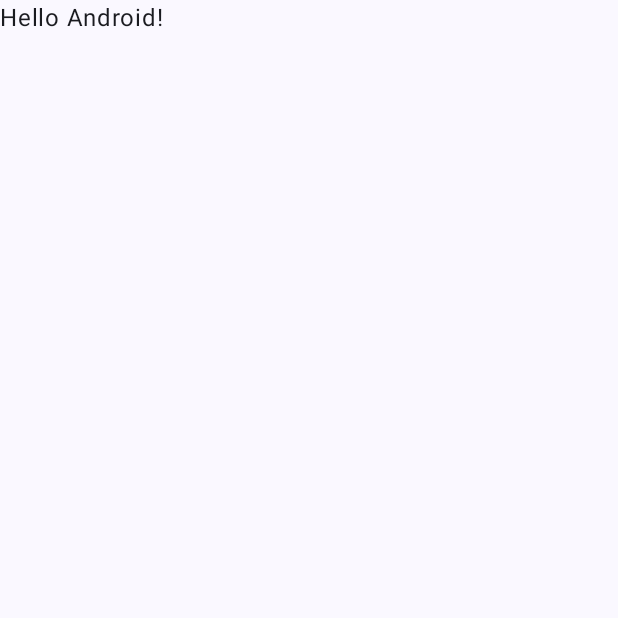
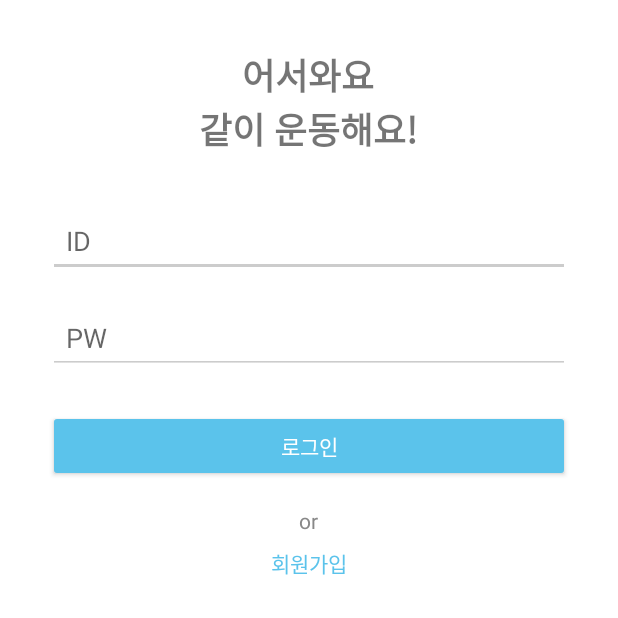
Before and after one commit to Chang-EE/BeingGood, an Android app built with Jetpack Compose: the screen it shows after launch (MainActivity before the commit, LoginActivity after it), on a phone screen of 412 x 824 dp, the top half of it. Before the commit the part shown is almost empty. Run offline under Robolectric (Android 15) with nearby library versions, the phone set to English and light mode, and no system bars.

Commit message:
splash_login_main

```diff
--- a/app/build.gradle.kts
+++ b/app/build.gradle.kts
@@ -49,6 +49,7 @@ dependencies {
     implementation(libs.androidx.ui.graphics)
     implementation(libs.androidx.ui.tooling.preview)
     implementation(libs.androidx.material3)
+    implementation(libs.androidx.appcompat)
     testImplementation(libs.junit)
     androidTestImplementation(libs.androidx.junit)
     androidTestImplementation(libs.androidx.espresso.core)
--- /dev/null
+++ b/app/src/main/java/com/example/beinggood/LoginActivity.kt
@@ -0,0 +1,24 @@
+package com.example.beinggood
+
+import android.content.Intent
+import android.os.Bundle
+import android.widget.Button
+import androidx.appcompat.app.AppCompatActivity
+
+class LoginActivity : AppCompatActivity() {
+    override fun onCreate(savedInstanceState: Bundle?){
+        super.onCreate(savedInstanceState)
+
+        setContentView(R.layout.activity_login)
+
+        // 나중에 여기에 로그인 처리 로직 붙이기
+
+        //일단 테스트용 넘어가기
+        val loginButton: Button = findViewById(R.id.buttonLogin)
+        loginButton.setOnClickListener {
+            val intent = Intent(this, MainActivity::class.java)
+            startActivity(intent)
+            finish()
+        }
+    }
+}
--- /dev/null
+++ b/app/src/main/java/com/example/beinggood/SplashActivity.kt
@@ -0,0 +1,25 @@
+package com.example.beinggood
+
+import android.content.Intent
+import android.os.Bundle
+import android.os.Handler
+import android.os.Looper
+import androidx.appcompat.app.AppCompatActivity
+
+// 앱 시작 시 가장 먼저 실행되는 화면
+class SplashActivity : AppCompatActivity() {
+
+    override fun onCreate(savedInstanceState: Bundle?){
+        super.onCreate(savedInstanceState)
+
+        //activity_splash.xml를 이 activity에 연결
+        setContentView(R.layout.activity_splash)
+
+        //handler를 통해 3초 후 다음 화면으로 이동
+        Handler(Looper.getMainLooper()).postDelayed({
+            val intent = Intent(this, LoginActivity::class.java)
+            startActivity(intent) //화면전환
+            finish() //이 액티비티는 종료. 뒤로가기를 해도 못돌아옴
+        }, 3000) //3000ms = 3sec
+    }
+}
--- /dev/null
+++ b/app/src/main/res/layout/activity_login.xml
@@ -0,0 +1,69 @@
+<?xml version="1.0" encoding="utf-8"?>
+<LinearLayout xmlns:android="http://schemas.android.com/apk/res/android"
+    android:layout_width="match_parent"
+    android:layout_height="match_parent"
+    android:orientation="vertical"
+    android:gravity="center_horizontal"
+    android:padding="32dp"
+    android:background="@android:color/white">
+
+    <!-- 인삿말 텍스트 -->
+    <TextView
+        android:id="@+id/textWelcome"
+        android:layout_width="wrap_content"
+        android:layout_height="wrap_content"
+        android:text="어서와요\n같이 운동해요!"
+        android:textSize="24sp"
+        android:textStyle="bold"
+        android:gravity="center"
+        android:layout_marginBottom="32dp" />
+
+    <!-- ID 입력 -->
+    <EditText
+        android:id="@+id/editTextId"
+        android:layout_width="match_parent"
+        android:layout_height="wrap_content"
+        android:hint="ID"
+        android:backgroundTint="#CCCCCC"
+        android:padding="12dp" />
+
+    <!-- PW 입력 -->
+    <EditText
+        android:id="@+id/editTextPw"
+        android:layout_width="match_parent"
+        android:layout_height="wrap_content"
+        android:hint="PW"
+        android:inputType="textPassword"
+        android:backgroundTint="#CCCCCC"
+        android:padding="12dp"
+        android:layout_marginTop="16dp" />
+
+    <!-- 로그인 버튼 -->
+    <Button
+        android:id="@+id/buttonLogin"
+        android:layout_width="match_parent"
+        android:layout_height="wrap_content"
+        android:text="로그인"
+        android:backgroundTint="#5BC3EB"
+        android:textColor="#FFFFFF"
+        android:layout_marginTop="24dp" />
+
+    <!-- 또는 -->
+    <TextView
+        android:id="@+id/textOr"
+        android:layout_width="wrap_content"
+        android:layout_height="wrap_content"
+        android:text="or"
+        android:textColor="#888888"
+        android:layout_marginTop="16dp" />
+
+    <!-- 회원가입 텍스트 -->
+    <TextView
+        android:id="@+id/textSignup"
+        android:layout_width="wrap_content"
+        android:layout_height="wrap_content"
+        android:text="회원가입"
+        android:textColor="#5BC3EB"
+        android:textSize="14sp"
+        android:layout_marginTop="8dp" />
+</LinearLayout>
--- a/app/src/main/res/values/themes.xml
+++ b/app/src/main/res/values/themes.xml
@@ -1,5 +1,6 @@
 <?xml version="1.0" encoding="utf-8"?>
 <resources>
 
-    <style name="Theme.BeingGood" parent="android:Theme.Material.Light.NoActionBar" />
+    <style name="Theme.BeingGood" parent="Theme.AppCompat.Light.NoActionBar" />
+    <!--<style name="Theme.BeingGood" parent="android:Theme.Material.Light.NoActionBar" />-->
 </resources>
--- a/gradle/libs.versions.toml
+++ b/gradle/libs.versions.toml
@@ -8,6 +8,7 @@ espressoCore = "3.6.1"
 lifecycleRuntimeKtx = "2.8.7"
 activityCompose = "1.10.1"
 composeBom = "2024.09.00"
+appcompat = "1.7.0"
 
 [libraries]
 androidx-core-ktx = { group = "androidx.core", name = "core-ktx", version.ref = "coreKtx" }
@@ -24,6 +25,7 @@ androidx-ui-tooling-preview = { group = "androidx.compose.ui", name = "ui-toolin
 androidx-ui-test-manifest = { group = "androidx.compose.ui", name = "ui-test-manifest" }
 androidx-ui-test-junit4 = { group = "androidx.compose.ui", name = "ui-test-junit4" }
 androidx-material3 = { group = "androidx.compose.material3", name = "material3" }
+androidx-appcompat = { group = "androidx.appcompat", name = "appcompat", version.ref = "appcompat" }
 
 [plugins]
 android-application = { id = "com.android.application", version.ref = "agp" }
```
Also changed, not shown: app/src/main/AndroidManifest.xml (+18 -0 lines), app/src/main/java/com/example/beinggood/MainActivity.kt (+32 -0 lines), app/src/main/res/layout/activity_main.xml (added, +50 -0 lines), app/src/main/res/layout/activity_splash.xml (added, +27 -0 lines).
